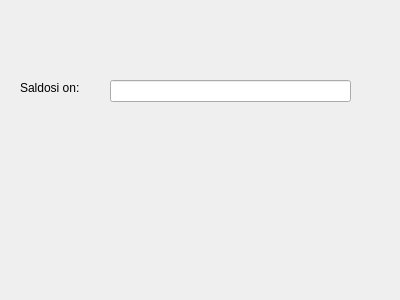
bank-2022/group9, file bankautomat/saldo.ui: the form before one commit.
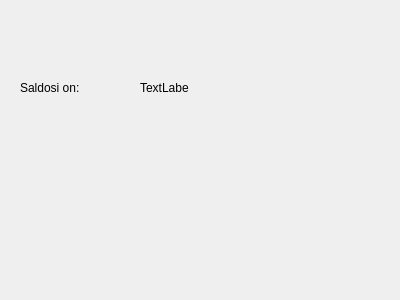
The form after the commit.

Commit message: Saldossa näkyy dynaaminen muuttuja

The edit to the form file:
```diff
--- a/bankautomat/saldo.ui
+++ b/bankautomat/saldo.ui
@@ -26,15 +26,18 @@
     <string>Saldosi on:</string>
    </property>
   </widget>
-  <widget class="QLineEdit" name="lineEdit">
+  <widget class="QLabel" name="saldoLabel">
    <property name="geometry">
     <rect>
-     <x>110</x>
+     <x>140</x>
      <y>80</y>
-     <width>241</width>
-     <height>22</height>
+     <width>49</width>
+     <height>16</height>
     </rect>
    </property>
+   <property name="text">
+    <string>TextLabel</string>
+   </property>
   </widget>
  </widget>
  <resources/>
```
The commit also changes 2 other files.
